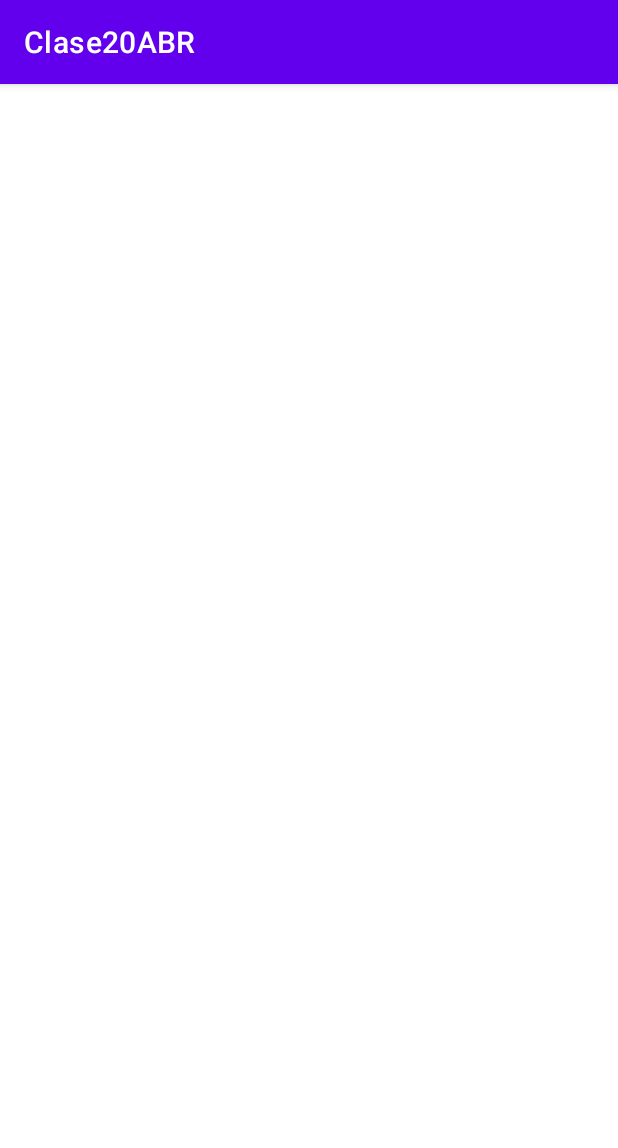
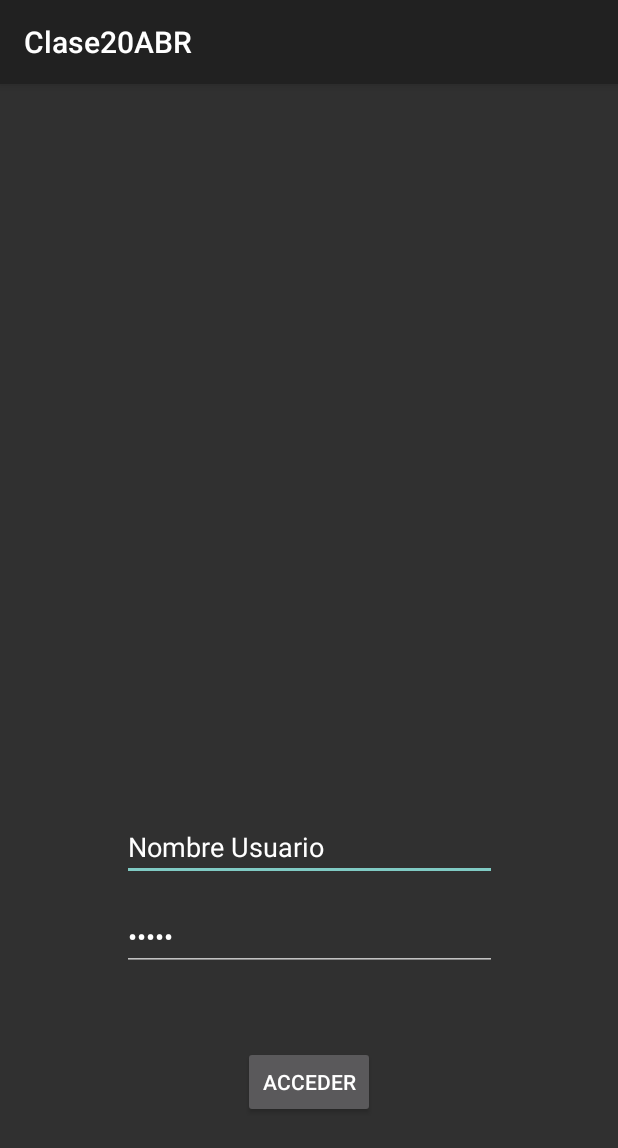
Before and after one commit to fedegiorno/Clase20ABR, an Android app: the screen it shows after launch (MainActivity), on a phone screen of 412 x 824 dp. Shown: the top 1148 px of the screen. Run offline under Robolectric (Android 15) with nearby library versions, the phone set to English and light mode, and no system bars.

Commit message:
Terminado con errores

```diff
--- a/app/src/main/AndroidManifest.xml
+++ b/app/src/main/AndroidManifest.xml
@@ -8,7 +8,7 @@
         android:label="@string/app_name"
         android:roundIcon="@mipmap/ic_launcher_round"
         android:supportsRtl="true"
-        android:theme="@style/Theme.Clase20ABR">
+        android:theme="@style/Theme.AppCompat">
         <activity android:name=".activities.MainActivityListaCursos"></activity>
         <activity android:name=".MainActivity">
             <intent-filter>
--- a/app/src/main/java/com/fedegiorno/clase20abr/fragmentos/FragmentoLogin.kt
+++ b/app/src/main/java/com/fedegiorno/clase20abr/fragmentos/FragmentoLogin.kt
@@ -4,8 +4,16 @@ import android.os.Bundle
 import androidx.fragment.app.Fragment
 import android.view.LayoutInflater
 import android.view.View
+import androidx.navigation.findNavController
+
 import android.view.ViewGroup
+import android.widget.Button
 import com.fedegiorno.clase20abr.R
+
+// TODO: Rename parameter arguments, choose names that match
+// the fragment initialization parameters, e.g. ARG_ITEM_NUMBER
+private const val ARG_PARAM1 = "param1"
+private const val ARG_PARAM2 = "param2"
 
 /**
  * A simple [Fragment] subclass.
@@ -13,9 +21,9 @@ import com.fedegiorno.clase20abr.R
  * create an instance of this fragment.
  */
 class FragmentoLogin : Fragment() {
-    // TODO: Rename and change types of parameters
-    private var param1: String? = null
-    private var param2: String? = null
+
+    lateinit var v: View
+    lateinit var btnAcceder: Button
 
     override fun onCreate(savedInstanceState: Bundle?) {
         super.onCreate(savedInstanceState)
@@ -23,31 +31,22 @@ class FragmentoLogin : Fragment() {
         }
     }
 
-    override fun onCreateView(
-        inflater: LayoutInflater, container: ViewGroup?,
-        savedInstanceState: Bundle?
-    ): View? {
+    override fun onCreateView(inflater: LayoutInflater,
+                              container: ViewGroup?,
+                              savedInstanceState: Bundle?): View? {
+        v=inflater.inflate(R.layout.fragment_fragmento_login, container, false)
         // Inflate the layout for this fragment
-        return inflater.inflate(R.layout.fragment_fragmento_login, container, false)
+        btnAcceder = v.findViewById(R.id.btnAcceder)
+
+        return v}
+
+    override fun onStart() {
+        super.onStart()
+        btnAcceder.setOnClickListener{
+
+            val action2 = FragmentoLoginDirections.actionFragmentoLoginToMainActivityListaCursos2()
+            v.findNavController().navigate(action2)
+        }
     }
 
-    companion object {
-        /**
-         * Use this factory method to create a new instance of
-         * this fragment using the provided parameters.
-         *
-         * @param param1 Parameter 1.
-         * @param param2 Parameter 2.
-         * @return A new instance of fragment FragmentoLogin.
-         */
-        // TODO: Rename and change types and number of parameters
-        @JvmStatic
-        fun newInstance(param1: String, param2: String) =
-            FragmentoLogin().apply {
-                arguments = Bundle().apply {
-                    putString(ARG_PARAM1, param1)
-                    putString(ARG_PARAM2, param2)
-                }
-            }
-    }
 }
--- a/app/src/main/res/layout/activity_main.xml
+++ b/app/src/main/res/layout/activity_main.xml
@@ -2,6 +2,17 @@
 <androidx.constraintlayout.widget.ConstraintLayout xmlns:android="http://schemas.android.com/apk/res/android"
     xmlns:app="http://schemas.android.com/apk/res-auto"
     xmlns:tools="http://schemas.android.com/tools"
+    android:id="@+id/cnlMainActivity"
     android:layout_width="match_parent"
     android:layout_height="match_parent"
-    tools:context=".MainActivity"/>
+    tools:context=".MainActivity"
+>
+
+    <androidx.fragment.app.FragmentContainerView
+        android:id="@+id/main_NavHost"
+        android:name="androidx.navigation.fragment.NavHostFragment"
+        android:layout_width="match_parent"
+        android:layout_height="match_parent"
+        app:defaultNavHost="true"
+        app:navGraph="@navigation/nav_graph1" />
+</androidx.constraintlayout.widget.ConstraintLayout>
--- a/app/src/main/res/layout/fragment_fragmento_listado.xml
+++ b/app/src/main/res/layout/fragment_fragmento_listado.xml
@@ -1,7 +1,7 @@
 <?xml version="1.0" encoding="utf-8"?>
 <androidx.constraintlayout.widget.ConstraintLayout xmlns:android="http://schemas.android.com/apk/res/android"
     xmlns:tools="http://schemas.android.com/tools"
-    android:id="@+id/lay_cursos"
+    android:id="@+id/cnlCursos"
     android:layout_width="match_parent"
     android:layout_height="match_parent"
     tools:context=".fragmentos.FragmentoListado">
--- a/app/src/main/res/layout/fragment_fragmento_login.xml
+++ b/app/src/main/res/layout/fragment_fragmento_login.xml
@@ -2,6 +2,7 @@
 <androidx.constraintlayout.widget.ConstraintLayout xmlns:android="http://schemas.android.com/apk/res/android"
     xmlns:app="http://schemas.android.com/apk/res-auto"
     xmlns:tools="http://schemas.android.com/tools"
+    android:id="@+id/cnlLogin"
     android:layout_width="match_parent"
     android:layout_height="match_parent"
     tools:context=".fragmentos.FragmentoLogin">
--- a/app/src/main/res/layout/item_curso.xml
+++ b/app/src/main/res/layout/item_curso.xml
@@ -35,9 +35,10 @@
             android:id="@+id/imgNivelEducativo"
             android:layout_width="100dp"
             android:layout_height="match_parent"
-            android:src="@android:drawable/ic_input_add"
+            android:src="@drawable/ni"
             app:layout_constraintStart_toStartOf="parent"
-            app:layout_constraintTop_toTopOf="parent" />
+            app:layout_constraintTop_toTopOf="parent"
+            />
 
         <TextView
             android:id="@+id/txtCohorte"
--- a/app/src/main/res/navigation/nav_graph1.xml
+++ b/app/src/main/res/navigation/nav_graph1.xml
@@ -1,5 +1,21 @@
 <?xml version="1.0" encoding="utf-8"?>
 <navigation xmlns:android="http://schemas.android.com/apk/res/android"
-    xmlns:app="http://schemas.android.com/apk/res-auto" android:id="@+id/nav_graph1">
-
+    xmlns:app="http://schemas.android.com/apk/res-auto"
+    xmlns:tools="http://schemas.android.com/tools"
+    android:id="@+id/nav_graph1"
+    app:startDestination="@id/fragmentoLogin">
+    <fragment
+        android:id="@+id/fragmentoLogin"
+        android:name="com.fedegiorno.clase20abr.fragmentos.FragmentoLogin"
+        android:label="fragment_fragmento_login"
+        tools:layout="@layout/fragment_fragmento_login" >
+        <action
+            android:id="@+id/action_fragmentoLogin_to_mainActivityListaCursos2"
+            app:destination="@id/mainActivityListaCursos2" />
+    </fragment>
+    <activity
+        android:id="@+id/mainActivityListaCursos2"
+        android:name="com.fedegiorno.clase20abr.activities.MainActivityListaCursos"
+        android:label="activity_main_lista_cursos"
+        tools:layout="@layout/activity_main_lista_cursos" />
 </navigation>
--- a/app/src/main/res/values-night/themes.xml
+++ /dev/null
@@ -1,16 +0,0 @@
-<resources xmlns:tools="http://schemas.android.com/tools">
-    <!-- Base application theme. -->
-    <style name="Theme.Clase20ABR" parent="Theme.MaterialComponents.DayNight.DarkActionBar">
-        <!-- Primary brand color. -->
-        <item name="colorPrimary">@color/purple_200</item>
-        <item name="colorPrimaryVariant">@color/purple_700</item>
-        <item name="colorOnPrimary">@color/black</item>
-        <!-- Secondary brand color. -->
-        <item name="colorSecondary">@color/teal_200</item>
-        <item name="colorSecondaryVariant">@color/teal_200</item>
-        <item name="colorOnSecondary">@color/black</item>
-        <!-- Status bar color. -->
-        <item name="android:statusBarColor" tools:targetApi="l">?attr/colorPrimaryVariant</item>
-        <!-- Customize your theme here. -->
-    </style>
-</resources>
--- a/app/src/main/res/values/themes.xml
+++ /dev/null
@@ -1,16 +0,0 @@
-<resources xmlns:tools="http://schemas.android.com/tools">
-    <!-- Base application theme. -->
-    <style name="Theme.Clase20ABR" parent="Theme.MaterialComponents.DayNight.DarkActionBar">
-        <!-- Primary brand color. -->
-        <item name="colorPrimary">@color/purple_500</item>
-        <item name="colorPrimaryVariant">@color/purple_700</item>
-        <item name="colorOnPrimary">@color/white</item>
-        <!-- Secondary brand color. -->
-        <item name="colorSecondary">@color/teal_200</item>
-        <item name="colorSecondaryVariant">@color/teal_700</item>
-        <item name="colorOnSecondary">@color/black</item>
-        <!-- Status bar color. -->
-        <item name="android:statusBarColor" tools:targetApi="l">?attr/colorPrimaryVariant</item>
-        <!-- Customize your theme here. -->
-    </style>
-</resources>
--- a/build.gradle
+++ b/build.gradle
@@ -8,7 +8,8 @@ buildscript {
     dependencies {
         classpath 'com.android.tools.build:gradle:4.1.3'
         classpath "org.jetbrains.kotlin:kotlin-gradle-plugin:$kotlin_version"
-
+        def nav_version = "2.1.0"
+        classpath "androidx.navigation:navigation-safe-args-gradle-plugin:$nav_version"
         // NOTE: Do not place your application dependencies here; they belong
         // in the individual module build.gradle files
     }
```
Also changed, not shown: app/build.gradle (+19 -14 lines), app/src/main/res/layout/activity_main_lista_cursos.xml (+11 -1 lines), app/src/main/res/navigation/nav_graph2.xml (+18 -1 lines), app/src/main/res/drawable/ep.png (added), app/src/main/res/drawable/es.png (added), app/src/main/res/drawable/ni.png (added), app/src/main/res/mipmap-mdpi/ep.webp (renamed from app/src/main/res/drawable/EP.webp), app/src/main/res/mipmap-mdpi/es.jpg (renamed from app/src/main/res/drawable/ES.jpg), app/src/main/res/mipmap-mdpi/ni.jpg (renamed from app/src/main/res/drawable/NI.jpg), 1 other file.
